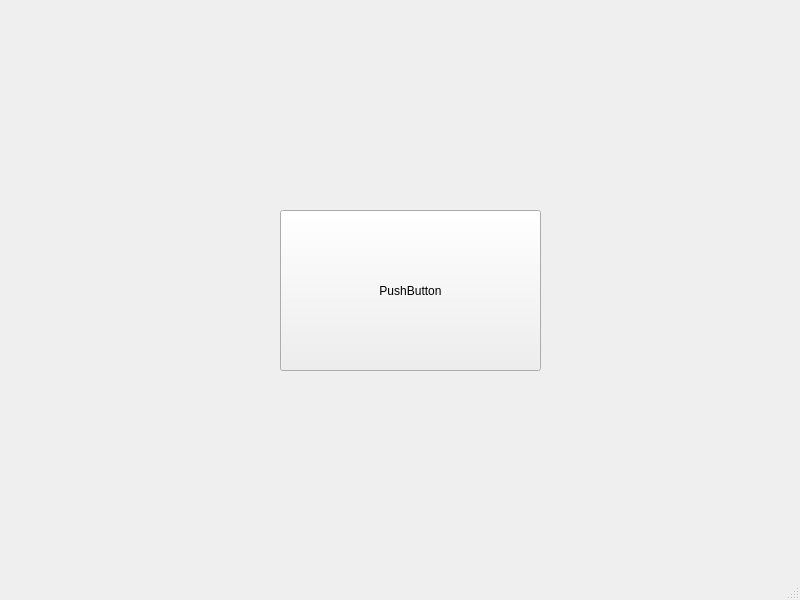
This is GameInput/src/MainWindow/mainwindow.ui in Dwyriel/GameDemo as Qt 5 draws it before an edit. The edited form follows.
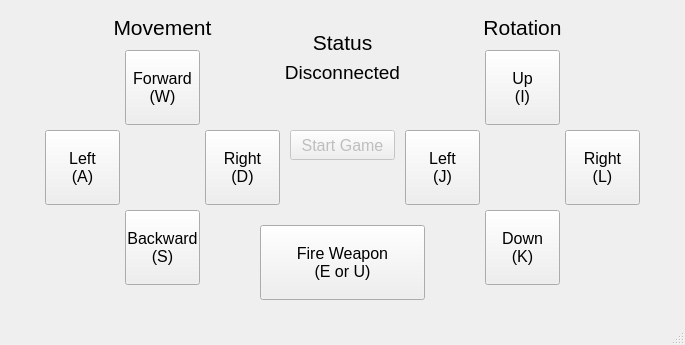
This is the edited form.

```diff
--- a/GameInput/src/MainWindow/mainwindow.ui
+++ b/GameInput/src/MainWindow/mainwindow.ui
@@ -6,25 +6,300 @@
    <rect>
     <x>0</x>
     <y>0</y>
-    <width>800</width>
-    <height>600</height>
+    <width>685</width>
+    <height>345</height>
    </rect>
   </property>
+  <property name="minimumSize">
+   <size>
+    <width>685</width>
+    <height>345</height>
+   </size>
+  </property>
+  <property name="maximumSize">
+   <size>
+    <width>685</width>
+    <height>345</height>
+   </size>
+  </property>
   <property name="windowTitle">
    <string>MainWindow</string>
   </property>
   <widget class="QWidget" name="centralwidget">
-   <widget class="QPushButton" name="pushButton">
+   <widget class="QLabel" name="lblMovement">
     <property name="geometry">
      <rect>
-      <x>280</x>
+      <x>95</x>
+      <y>15</y>
+      <width>135</width>
+      <height>25</height>
+     </rect>
+    </property>
+    <property name="font">
+     <font>
+      <pointsize>16</pointsize>
+     </font>
+    </property>
+    <property name="text">
+     <string>Movement</string>
+    </property>
+    <property name="alignment">
+     <set>Qt::AlignCenter</set>
+    </property>
+   </widget>
+   <widget class="QPushButton" name="btnMoveForward">
+    <property name="geometry">
+     <rect>
+      <x>125</x>
+      <y>50</y>
+      <width>75</width>
+      <height>75</height>
+     </rect>
+    </property>
+    <property name="font">
+     <font>
+      <pointsize>12</pointsize>
+     </font>
+    </property>
+    <property name="text">
+     <string>Forward
+(W)</string>
+    </property>
+   </widget>
+   <widget class="QPushButton" name="btnMoveRight">
+    <property name="geometry">
+     <rect>
+      <x>205</x>
+      <y>130</y>
+      <width>75</width>
+      <height>75</height>
+     </rect>
+    </property>
+    <property name="font">
+     <font>
+      <pointsize>12</pointsize>
+     </font>
+    </property>
+    <property name="text">
+     <string>Right
+(D)</string>
+    </property>
+   </widget>
+   <widget class="QPushButton" name="btnMoveLeft">
+    <property name="geometry">
+     <rect>
+      <x>45</x>
+      <y>130</y>
+      <width>75</width>
+      <height>75</height>
+     </rect>
+    </property>
+    <property name="font">
+     <font>
+      <pointsize>12</pointsize>
+     </font>
+    </property>
+    <property name="text">
+     <string>Left
+(A)</string>
+    </property>
+   </widget>
+   <widget class="QPushButton" name="btnMoveBackward">
+    <property name="geometry">
+     <rect>
+      <x>125</x>
       <y>210</y>
-      <width>261</width>
-      <height>161</height>
+      <width>75</width>
+      <height>75</height>
      </rect>
     </property>
+    <property name="font">
+     <font>
+      <pointsize>12</pointsize>
+     </font>
+    </property>
     <property name="text">
-     <string>PushButton</string>
+     <string>Backward
+(S)</string>
+    </property>
+   </widget>
+   <widget class="QLabel" name="lblRotation">
+    <property name="geometry">
+     <rect>
+      <x>455</x>
+      <y>15</y>
+      <width>135</width>
+      <height>25</height>
+     </rect>
+    </property>
+    <property name="font">
+     <font>
+      <pointsize>16</pointsize>
+     </font>
+    </property>
+    <property name="text">
+     <string>Rotation</string>
+    </property>
+    <property name="alignment">
+     <set>Qt::AlignCenter</set>
+    </property>
+   </widget>
+   <widget class="QPushButton" name="btnFireWeapon">
+    <property name="geometry">
+     <rect>
+      <x>260</x>
+      <y>225</y>
+      <width>165</width>
+      <height>75</height>
+     </rect>
+    </property>
+    <property name="font">
+     <font>
+      <pointsize>12</pointsize>
+     </font>
+    </property>
+    <property name="text">
+     <string>Fire Weapon
+(E or U)</string>
+    </property>
+   </widget>
+   <widget class="QPushButton" name="btnRotateUp">
+    <property name="geometry">
+     <rect>
+      <x>485</x>
+      <y>50</y>
+      <width>75</width>
+      <height>75</height>
+     </rect>
+    </property>
+    <property name="font">
+     <font>
+      <pointsize>12</pointsize>
+     </font>
+    </property>
+    <property name="text">
+     <string>Up
+(I)</string>
+    </property>
+   </widget>
+   <widget class="QPushButton" name="btnRotateRight">
+    <property name="geometry">
+     <rect>
+      <x>565</x>
+      <y>130</y>
+      <width>75</width>
+      <height>75</height>
+     </rect>
+    </property>
+    <property name="font">
+     <font>
+      <pointsize>12</pointsize>
+     </font>
+    </property>
+    <property name="text">
+     <string>Right
+(L)</string>
+    </property>
+   </widget>
+   <widget class="QPushButton" name="btnRotateLeft">
+    <property name="geometry">
+     <rect>
+      <x>405</x>
+      <y>130</y>
+      <width>75</width>
+      <height>75</height>
+     </rect>
+    </property>
+    <property name="font">
+     <font>
+      <pointsize>12</pointsize>
+     </font>
+    </property>
+    <property name="text">
+     <string>Left
+(J)</string>
+    </property>
+   </widget>
+   <widget class="QPushButton" name="btnRotateDown">
+    <property name="geometry">
+     <rect>
+      <x>485</x>
+      <y>210</y>
+      <width>75</width>
+      <height>75</height>
+     </rect>
+    </property>
+    <property name="font">
+     <font>
+      <pointsize>12</pointsize>
+     </font>
+    </property>
+    <property name="text">
+     <string>Down
+(K)</string>
+    </property>
+   </widget>
+   <widget class="QPushButton" name="btnStartGame">
+    <property name="enabled">
+     <bool>false</bool>
+    </property>
+    <property name="geometry">
+     <rect>
+      <x>290</x>
+      <y>130</y>
+      <width>105</width>
+      <height>30</height>
+     </rect>
+    </property>
+    <property name="font">
+     <font>
+      <pointsize>12</pointsize>
+     </font>
+    </property>
+    <property name="text">
+     <string>Start Game</string>
+    </property>
+   </widget>
+   <widget class="QLabel" name="lblStatusTitle">
+    <property name="geometry">
+     <rect>
+      <x>260</x>
+      <y>30</y>
+      <width>165</width>
+      <height>25</height>
+     </rect>
+    </property>
+    <property name="font">
+     <font>
+      <pointsize>16</pointsize>
+     </font>
+    </property>
+    <property name="text">
+     <string>Status</string>
+    </property>
+    <property name="alignment">
+     <set>Qt::AlignCenter</set>
+    </property>
+   </widget>
+   <widget class="QLabel" name="lblCurrentStatus">
+    <property name="geometry">
+     <rect>
+      <x>245</x>
+      <y>60</y>
+      <width>195</width>
+      <height>25</height>
+     </rect>
+    </property>
+    <property name="font">
+     <font>
+      <pointsize>14</pointsize>
+     </font>
+    </property>
+    <property name="text">
+     <string>Disconnected</string>
+    </property>
+    <property name="alignment">
+     <set>Qt::AlignCenter</set>
     </property>
    </widget>
   </widget>
```
Left out of the diff: 15 changed lines with no effect on the pictures.
